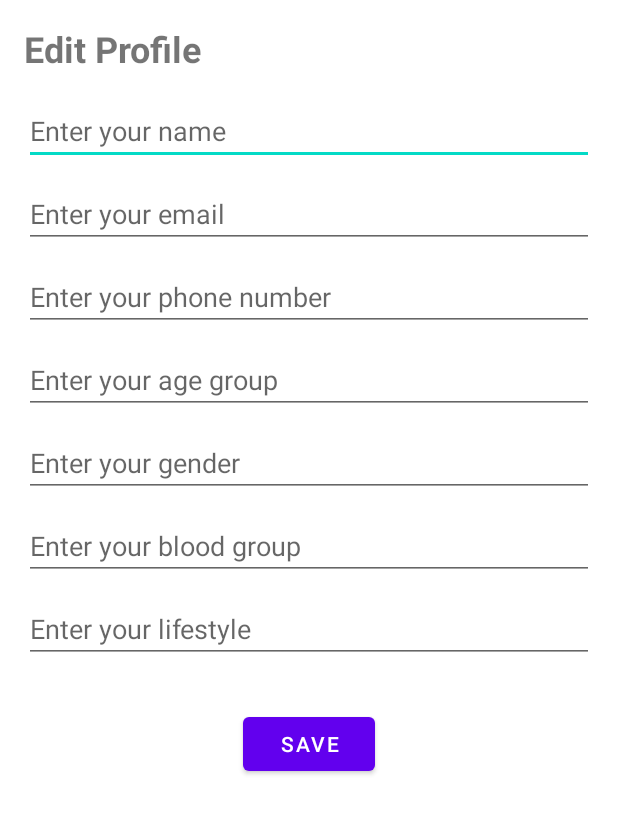
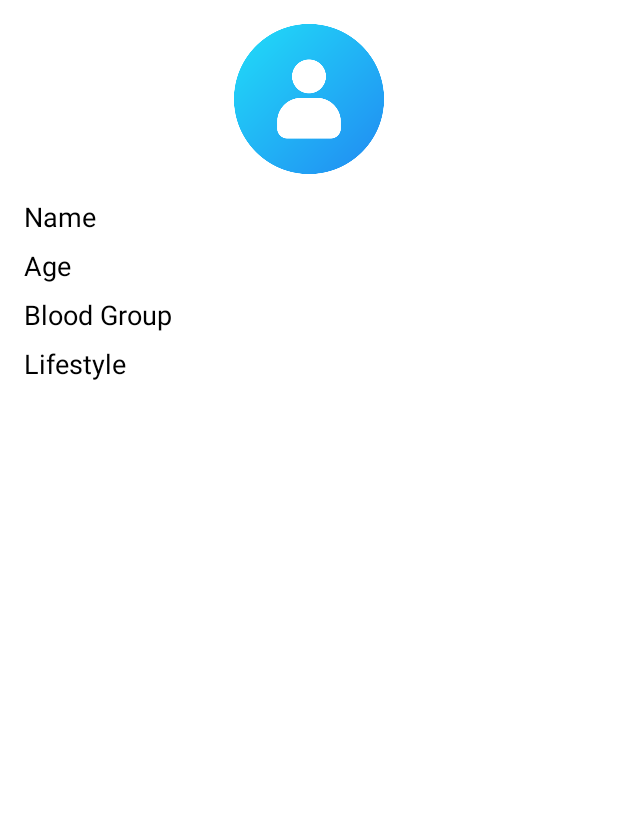
Before and after one commit to Shaiban1/Health-Mate, an Android app: the ProfileEditActivity screen opened directly, with no data from a screen before it, on a phone screen of 412 x 824 dp. Shown: the top 814 px of the screen. Run offline under Robolectric (Android 15) with nearby library versions, the phone set to English and light mode, and no system bars; our stand-ins replace Firebase (no records; nobody signed in at launch, a user with empty details on screens opened directly).

Commit message:
Merge remote-tracking branch 'origin/master'

```diff
--- a/app/src/main/java/com/example/healthmate/activities/ProfileEditActivity.java
+++ b/app/src/main/java/com/example/healthmate/activities/ProfileEditActivity.java
@@ -1,10 +1,11 @@
 package com.example.healthmate.activities;
 
 import android.os.Bundle;
-import android.widget.Button;
-import android.widget.EditText;
+import android.widget.ImageView;
+import android.widget.TextView;
 import android.widget.Toast;
 import androidx.appcompat.app.AppCompatActivity;
+import com.bumptech.glide.Glide;
 import com.example.healthmate.R;
 import com.google.firebase.auth.FirebaseAuth;
 import com.google.firebase.auth.FirebaseUser;
@@ -16,87 +17,65 @@ import com.google.firebase.database.ValueEventListener;
 
 public class ProfileEditActivity extends AppCompatActivity {
 
-    private EditText editName, editEmail, editPhone, editAge, editGender, editBloodGroup, editLifestyle;
-    private Button saveButton;
+    private TextView nameTextView, ageTextView, bloodGroupTextView, lifestyleTextView;
+    private ImageView profileImageView;
+    private FirebaseAuth auth;
+    private DatabaseReference userRef;
 
     @Override
     protected void onCreate(Bundle savedInstanceState) {
         super.onCreate(savedInstanceState);
         setContentView(R.layout.activity_profile_edit);
 
-        // Initialize UI components
-        editName = findViewById(R.id.edit_name);
-        editEmail = findViewById(R.id.edit_email);
-        editPhone = findViewById(R.id.edit_phone);
-        editAge = findViewById(R.id.edit_age);
-        editGender = findViewById(R.id.edit_gender);
-        editBloodGroup = findViewById(R.id.edit_blood_group);
-        editLifestyle = findViewById(R.id.edit_lifestyle);
-        saveButton = findViewById(R.id.save_button);
+        profileImageView = findViewById(R.id.profile_image);
+        nameTextView = findViewById(R.id.name_text_view);
+        ageTextView = findViewById(R.id.age_text_view);
+        bloodGroupTextView = findViewById(R.id.blood_group_text_view);
+        lifestyleTextView = findViewById(R.id.lifestyle_text_view);
 
-        // Fetch user details from Firebase
-        FirebaseUser user = FirebaseAuth.getInstance().getCurrentUser();
+        auth = FirebaseAuth.getInstance();
+        FirebaseUser user = auth.getCurrentUser();
+
         if (user != null) {
-            DatabaseReference userRef = FirebaseDatabase.getInstance().getReference("users").child(user.getUid());
-            userRef.addListenerForSingleValueEvent(new ValueEventListener() {
-                @Override
-                public void onDataChange(DataSnapshot dataSnapshot) {
-                    String username = dataSnapshot.child("name").getValue(String.class);
-                    String email = dataSnapshot.child("email").getValue(String.class);
-                    String phone = dataSnapshot.child("phone").getValue(String.class);
-                    String ageGroup = dataSnapshot.child("ageGroup").getValue(String.class);
-                    String gender = dataSnapshot.child("gender").getValue(String.class);
-                    String bloodGroup = dataSnapshot.child("bloodGroup").getValue(String.class);
-                    String lifestyle = dataSnapshot.child("lifestyle").getValue(String.class);
-
-                    // Pre-fill data in the fields
-                    editName.setText(username);
-                    editEmail.setText(email);
-                    editPhone.setText(phone);
-                    editAge.setText(ageGroup);
-                    editGender.setText(gender);
-                    editBloodGroup.setText(bloodGroup);
-                    editLifestyle.setText(lifestyle);
-                }
-
-                @Override
-                public void onCancelled(DatabaseError databaseError) {
-                    Toast.makeText(ProfileEditActivity.this, "Error fetching data", Toast.LENGTH_SHORT).show();
-                }
-            });
+            userRef = FirebaseDatabase.getInstance().getReference("users").child(user.getUid());
+            loadProfileData();
+        } else {
+            Toast.makeText(this, "User not authenticated.", Toast.LENGTH_SHORT).show();
+            finish();
         }
-
-        // Save button click listener
-        saveButton.setOnClickListener(v -> saveProfileChanges());
     }
 
-    private void saveProfileChanges() {
-        String name = editName.getText().toString();
-        String email = editEmail.getText().toString();
-        String phone = editPhone.getText().toString();
-        String age = editAge.getText().toString();
-        String gender = editGender.getText().toString();
-        String bloodGroup = editBloodGroup.getText().toString();
-        String lifestyle = editLifestyle.getText().toString();
+    private void loadProfileData() {
+        userRef.addListenerForSingleValueEvent(new ValueEventListener() {
+            @Override
+            public void onDataChange(DataSnapshot snapshot) {
+                if (snapshot.exists()) {
+                    String name = snapshot.child("name").getValue(String.class);
+                    String age = snapshot.child("age").getValue(String.class);
+                    String bloodGroup = snapshot.child("bloodGroup").getValue(String.class);
+                    String lifestyle = snapshot.child("lifestyle").getValue(String.class);
+                    String profileImageUrl = snapshot.child("profileImageUrl").getValue(String.class);
 
-        if (name.isEmpty() || email.isEmpty() || phone.isEmpty() || age.isEmpty() || gender.isEmpty() || bloodGroup.isEmpty() || lifestyle.isEmpty()) {
-            Toast.makeText(this, "Please fill all fields", Toast.LENGTH_SHORT).show();
-            return;
-        }
+                    nameTextView.setText(name != null ? name : "N/A");
+                    ageTextView.setText(age != null ? age : "N/A");
+                    bloodGroupTextView.setText(bloodGroup != null ? bloodGroup : "N/A");
+                    lifestyleTextView.setText(lifestyle != null ? lifestyle : "N/A");
 
-        FirebaseUser user = FirebaseAuth.getInstance().getCurrentUser();
-        if (user != null) {
-            DatabaseReference userRef = FirebaseDatabase.getInstance().getReference("users").child(user.getUid());
-            userRef.child("name").setValue(name);
-            userRef.child("email").setValue(email);
-            userRef.child("phone").setValue(phone);
-            userRef.child("ageGroup").setValue(age);
-            userRef.child("gender").setValue(gender);
-            userRef.child("bloodGroup").setValue(bloodGroup);
-            userRef.child("lifestyle").setValue(lifestyle);
+                    if (profileImageUrl != null) {
+                        Glide.with(ProfileEditActivity.this)
+                                .load(profileImageUrl)
+                                .placeholder(R.drawable.user)
+                                .into(profileImageView);
+                    }
+                } else {
+                    Toast.makeText(ProfileEditActivity.this, "User data not found.", Toast.LENGTH_SHORT).show();
+                }
+            }
 
-            Toast.makeText(this, "Profile updated successfully", Toast.LENGTH_SHORT).show();
-            finish(); // Close the activity after saving
-        }
+            @Override
+            public void onCancelled(DatabaseError error) {
+                Toast.makeText(ProfileEditActivity.this, "Error loading profile data.", Toast.LENGTH_SHORT).show();
+            }
+        });
     }
 }
--- a/app/src/main/res/layout/activity_profile_edit.xml
+++ b/app/src/main/res/layout/activity_profile_edit.xml
@@ -1,87 +1,51 @@
 <?xml version="1.0" encoding="utf-8"?>
-<ScrollView xmlns:android="http://schemas.android.com/apk/res/android"
+<LinearLayout xmlns:android="http://schemas.android.com/apk/res/android"
     android:layout_width="match_parent"
     android:layout_height="match_parent"
+    android:orientation="vertical"
     android:padding="16dp">
 
-    <LinearLayout
+    <ImageView
+        android:id="@+id/profile_image"
+        android:layout_width="100dp"
+        android:layout_height="100dp"
+        android:layout_gravity="center_horizontal"
+        android:src="@drawable/user"
+        android:layout_marginBottom="16dp"/>
+
+    <TextView
+        android:id="@+id/name_text_view"
         android:layout_width="match_parent"
         android:layout_height="wrap_content"
-        android:orientation="vertical">
+        android:text="Name"
+        android:textSize="18sp"
+        android:textColor="@color/black"
+        android:layout_marginBottom="8dp"/>
 
-        <!-- Toolbar or Title -->
     <TextView
-            android:id="@+id/edit_profile_title"
-            android:layout_width="wrap_content"
-            android:layout_height="wrap_content"
-            android:text="Edit Profile"
-            android:textSize="24sp"
-            android:textStyle="bold"
-            android:layout_marginBottom="16dp"/>
-
-        <!-- Personal Details Section -->
-        <LinearLayout
+        android:id="@+id/age_text_view"
         android:layout_width="match_parent"
         android:layout_height="wrap_content"
-            android:orientation="vertical">
+        android:text="Age"
+        android:textSize="18sp"
+        android:textColor="@color/black"
+        android:layout_marginBottom="8dp"/>
 
-            <EditText
-                android:id="@+id/edit_name"
+    <TextView
+        android:id="@+id/blood_group_text_view"
         android:layout_width="match_parent"
         android:layout_height="wrap_content"
-                android:hint="Enter your name"
-                android:layout_marginBottom="10dp"/>
+        android:text="Blood Group"
+        android:textSize="18sp"
+        android:textColor="@color/black"
+        android:layout_marginBottom="8dp"/>
 
-            <EditText
-                android:id="@+id/edit_email"
+    <TextView
+        android:id="@+id/lifestyle_text_view"
         android:layout_width="match_parent"
         android:layout_height="wrap_content"
-                android:hint="Enter your email"
-                android:layout_marginBottom="10dp"/>
-
-            <EditText
-                android:id="@+id/edit_phone"
-                android:layout_width="match_parent"
-                android:layout_height="wrap_content"
-                android:hint="Enter your phone number"
-                android:layout_marginBottom="10dp"/>
-
-            <EditText
-                android:id="@+id/edit_age"
-                android:layout_width="match_parent"
-                android:layout_height="wrap_content"
-                android:hint="Enter your age group"
-                android:layout_marginBottom="10dp"/>
-
-            <EditText
-                android:id="@+id/edit_gender"
-                android:layout_width="match_parent"
-                android:layout_height="wrap_content"
-                android:hint="Enter your gender"
-                android:layout_marginBottom="10dp"/>
-
-            <EditText
-                android:id="@+id/edit_blood_group"
-                android:layout_width="match_parent"
-                android:layout_height="wrap_content"
-                android:hint="Enter your blood group"
-                android:layout_marginBottom="10dp"/>
-
-            <EditText
-                android:id="@+id/edit_lifestyle"
-                android:layout_width="match_parent"
-                android:layout_height="wrap_content"
-                android:hint="Enter your lifestyle"
-                android:layout_marginBottom="10dp"/>
+        android:text="Lifestyle"
+        android:textSize="18sp"
+        android:textColor="@color/black"
+        android:layout_marginBottom="8dp"/>
 </LinearLayout>
-
-        <!-- Save Button -->
-        <Button
-            android:id="@+id/save_button"
-            android:layout_width="wrap_content"
-            android:layout_height="wrap_content"
-            android:text="Save"
-            android:layout_gravity="center_horizontal"
-            android:layout_marginTop="20dp"/>
-    </LinearLayout>
-</ScrollView>
```
Also changed, not shown: app/src/main/java/com/example/healthmate/activities/SurveyScreen.java (+2 -6 lines), app/src/main/res/layout/activity_survey_screen.xml (+24 -40 lines). Lines whose indentation alone changed are shown as unchanged.
